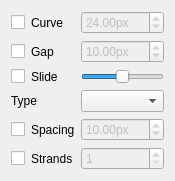
Old version of the form src/widgets/other_widgets/crossing_style_widget.ui in the repository fredfichant/icsograf.
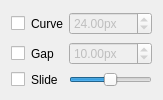
New version of the form.

Patch:
```diff
--- a/src/widgets/other_widgets/crossing_style_widget.ui
+++ b/src/widgets/other_widgets/crossing_style_widget.ui
@@ -7,7 +7,7 @@
     <x>0</x>
     <y>0</y>
     <width>146</width>
-    <height>122</height>
+    <height>100</height>
    </rect>
   </property>
   <layout class="QGridLayout" name="gridLayout">
@@ -56,16 +56,6 @@
      </property>
     </widget>
    </item>
-   <item row="4" column="2">
-    <widget class="QComboBox" name="combo_edge_type"/>
-   </item>
-   <item row="4" column="0" colspan="2">
-    <widget class="QLabel" name="label_edge_type">
-     <property name="text">
-      <string>Type</string>
-     </property>
-    </widget>
-   </item>
    <item row="2" column="2">
     <widget class="QDoubleSpinBox" name="spin_crossing_gap">
      <property name="enabled">
@@ -137,58 +127,6 @@
      </property>
     </widget>
    </item>
-   <item row="5" column="0">
-    <widget class="QCheckBox" name="check_spacing"/>
-   </item>
-   <item row="5" column="1">
-    <widget class="QLabel" name="label_spacing">
-     <property name="text">
-      <string>Spacing</string>
-     </property>
-     <property name="buddy">
-      <cstring>spin_spacing</cstring>
-     </property>
-    </widget>
-   </item>
-   <item row="5" column="2">
-    <widget class="QDoubleSpinBox" name="spin_spacing">
-     <property name="enabled">
-      <bool>false</bool>
-     </property>
-     <property name="suffix">
-      <string>px</string>
-     </property>
-     <property name="value">
-      <double>10.000000000000000</double>
-     </property>
-    </widget>
-   </item>
-   <item row="6" column="0">
-    <widget class="QCheckBox" name="check_strand_count"/>
-   </item>
-   <item row="6" column="1">
-    <widget class="QLabel" name="label_strand_count">
-     <property name="text">
-      <string>Strands</string>
-     </property>
-     <property name="buddy">
-      <cstring>spin_strand_count</cstring>
-     </property>
-    </widget>
-   </item>
-   <item row="6" column="2">
-    <widget class="QSpinBox" name="spin_strand_count">
-     <property name="enabled">
-      <bool>false</bool>
-     </property>
-     <property name="minimum">
-      <number>1</number>
-     </property>
-     <property name="maximum">
-      <number>3</number>
-     </property>
-    </widget>
-   </item>
   </layout>
  </widget>
  <resources/>
```
Left out of the diff: 12 changed lines with no effect on the pictures.
